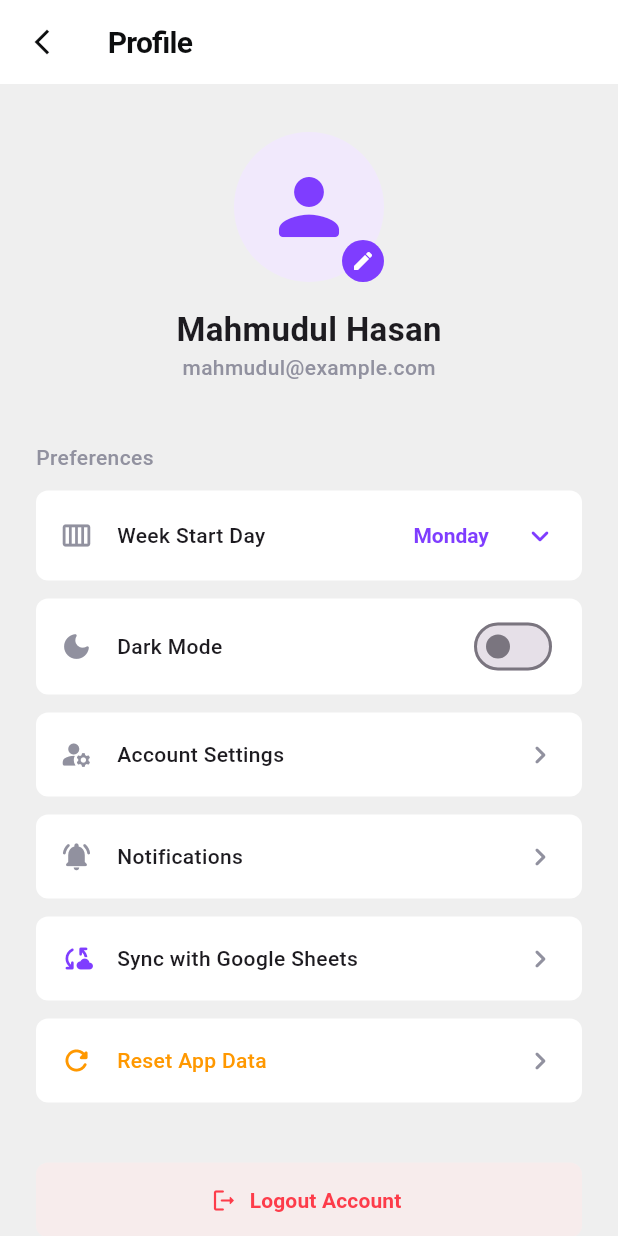
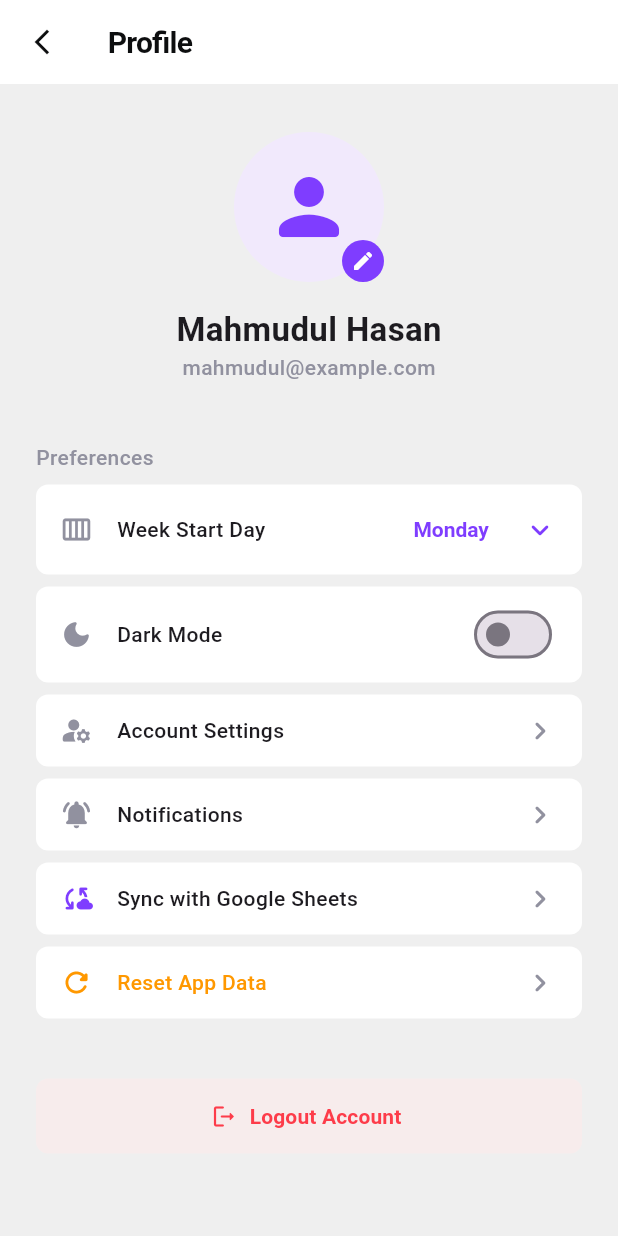
Before and after one commit to mahmudul-jony/financeapp-replica, a Flutter app: the ProfileScreen screen opened directly, on a phone screen of 412 x 824 dp. Run offline on Flutter 3.47's test engine with Material 3 defaults, Android fonts, the light colour scheme and no system bars; our stand-ins replace package_info_plus, sqflite; accounts and stored records are empty; network calls fail.

Commit message:
Decrease row spacing in Profile preferences

```diff
--- a/lib/screens/profile_screen.dart
+++ b/lib/screens/profile_screen.dart
@@ -63,17 +63,17 @@ class _ProfileScreenState extends State<ProfileScreen> {
       crossAxisAlignment: CrossAxisAlignment.start,
       children: [
         Text('Preferences', style: AppTypography.caption),
-        const SizedBox(height: 12),
+        AppSpacing.verticalGap,
         _buildWeekStartDaySelector(),
-        const SizedBox(height: 12),
+        AppSpacing.verticalGap,
         _buildToggleItem('Dark Mode', Icons.dark_mode_rounded, _isDarkMode, (v) => setState(() => _isDarkMode = v)),
-        const SizedBox(height: 12),
+        AppSpacing.verticalGap,
         _buildClickableItem('Account Settings', Icons.manage_accounts_rounded),
-        const SizedBox(height: 12),
+        AppSpacing.verticalGap,
         _buildClickableItem('Notifications', Icons.notifications_active_rounded),
-        const SizedBox(height: 12),
+        AppSpacing.verticalGap,
         _buildSyncButton(),
-        const SizedBox(height: 12),
+        AppSpacing.verticalGap,
         _buildResetButton(),
       ],
     ),
@@ -121,7 +121,7 @@ class _ProfileScreenState extends State<ProfileScreen> {
       provider.syncFromSheet();
     },
     child: Container(
-      padding: const EdgeInsets.symmetric(horizontal: 16, vertical: 16),
+      padding: const EdgeInsets.symmetric(horizontal: 16, vertical: 12),
       decoration: BoxDecoration(color: Colors.white, borderRadius: AppRadius.borderRadiusMedium),
       child: const Row(
         children: [
@@ -137,7 +137,7 @@ class _ProfileScreenState extends State<ProfileScreen> {
   Widget _buildResetButton() => GestureDetector(
     onTap: () => _showResetConfirmation(context),
     child: Container(
-      padding: const EdgeInsets.symmetric(horizontal: 16, vertical: 16),
+      padding: const EdgeInsets.symmetric(horizontal: 16, vertical: 12),
       decoration: BoxDecoration(color: Colors.white, borderRadius: AppRadius.borderRadiusMedium),
       child: const Row(
         children: [
@@ -166,7 +166,7 @@ class _ProfileScreenState extends State<ProfileScreen> {
   Widget _buildClickableItem(String label, IconData icon, {VoidCallback? onTap}) => GestureDetector(
     onTap: onTap,
     child: Container(
-      padding: const EdgeInsets.symmetric(horizontal: 16, vertical: 16),
+      padding: const EdgeInsets.symmetric(horizontal: 16, vertical: 12),
       decoration: BoxDecoration(color: Colors.white, borderRadius: AppRadius.borderRadiusMedium),
       child: Row(
         children: [
```
